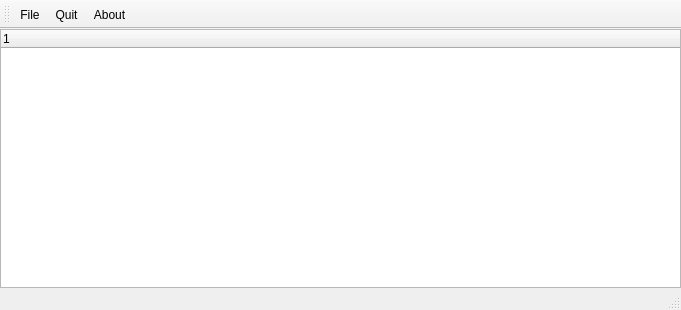
Old version of the form mainwindow.ui in the repository ipr/qLhaTool.
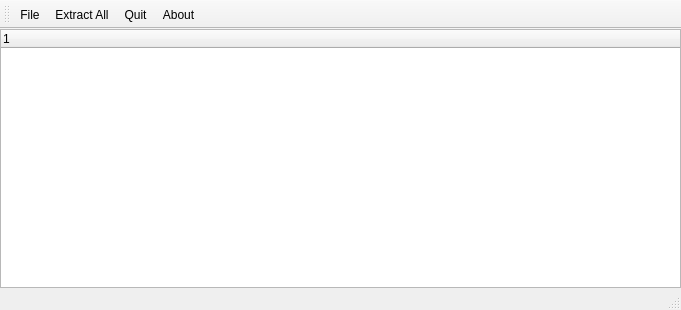
New version of the form.

Commit message: file-extract support in GUI, uses library for actual decoding etc.

What changed in the file:
```diff
--- a/mainwindow.ui
+++ b/mainwindow.ui
@@ -44,13 +44,14 @@
     <bool>false</bool>
    </attribute>
    <addaction name="actionFile"/>
+   <addaction name="actionExtractAll"/>
    <addaction name="actionQuit"/>
    <addaction name="actionAbout"/>
   </widget>
   <widget class="QStatusBar" name="statusBar"/>
   <action name="actionFile">
    <property name="text">
-    <string>File</string>
+    <string>&amp;File</string>
    </property>
    <property name="shortcut">
     <string>F</string>
@@ -72,6 +73,14 @@
     <string>?</string>
    </property>
   </action>
+  <action name="actionExtractAll">
+   <property name="text">
+    <string>E&amp;xtract All</string>
+   </property>
+   <property name="shortcut">
+    <string>X</string>
+   </property>
+  </action>
  </widget>
  <layoutdefault spacing="6" margin="11"/>
  <resources/>
```
The commit also changes 3 other files.
